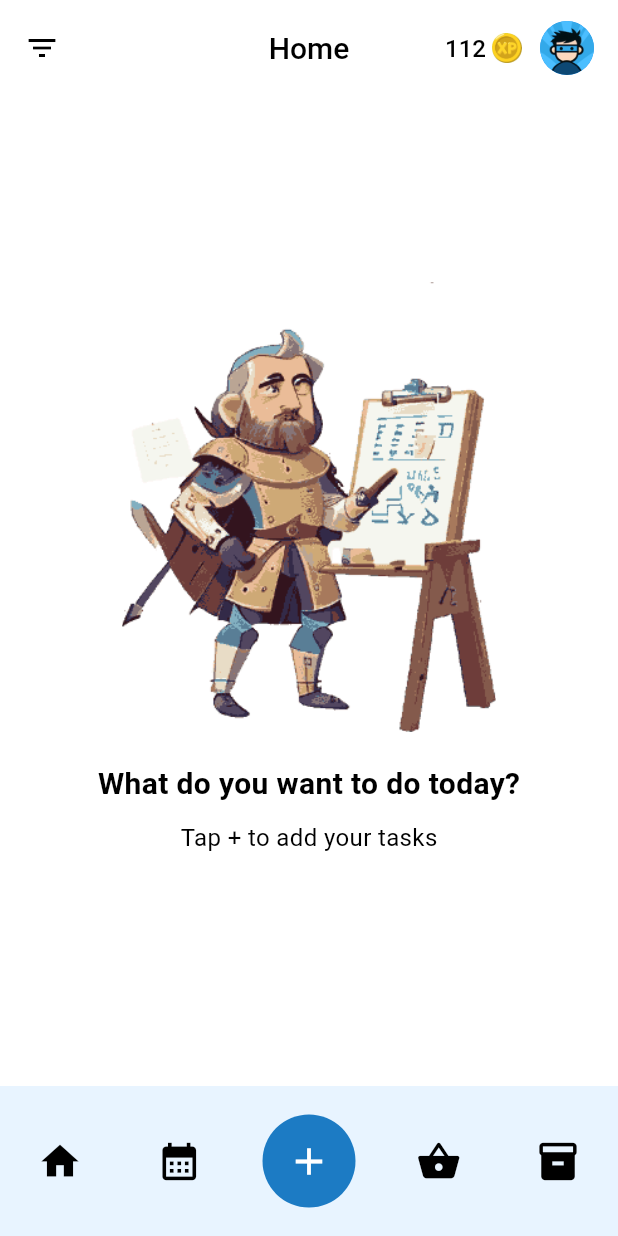
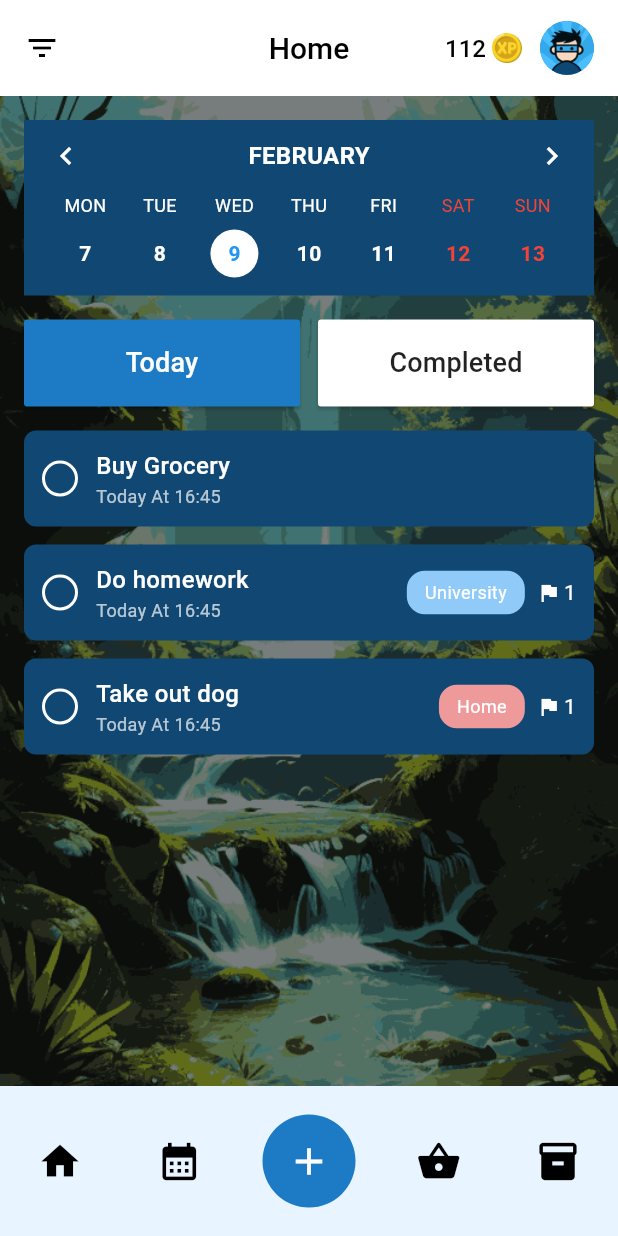
Before and after one commit to JosimCoussens/taskhero, a Flutter app: the HomePage screen opened directly, after a tap on the "calendar month" icon, on a phone screen of 412 x 824 dp. Run offline on Flutter 3.47's test engine with Material 3 defaults, Android fonts, the phone set to English and light mode, and no system bars; our stand-ins replace flutter_svg, syncfusion_flutter_datepicker.

Commit message:
Adding calendar page and adjusting bottom_app_bar to navigate correctly.

```diff
--- a/lib/components/bottom_app_bar/bottom_app_bar.dart
+++ b/lib/components/bottom_app_bar/bottom_app_bar.dart
@@ -1,6 +1,8 @@
 import 'package:flutter/material.dart';
 import 'package:taskhero/components/bottom_app_bar/components/widgets.dart';
 import 'package:taskhero/constants.dart';
+import 'package:taskhero/pages/calendar_page.dart';
+import 'package:taskhero/pages/home_page.dart';
 import 'windows/categories_window.dart';
 import 'windows/difficulty_window.dart';
 import 'windows/priority_window.dart';
@@ -17,12 +19,24 @@ BottomAppBar bottomAppBar(BuildContext context) {
         IconButton(
           icon: const Icon(Icons.home),
           iconSize: mainIconSize,
-          onPressed: (() => {}),
+          onPressed:
+              (() => {
+                Navigator.push(
+                  context,
+                  MaterialPageRoute(builder: (context) => const HomePage()),
+                ),
+              }),
         ),
         IconButton(
           icon: const Icon(Icons.calendar_month),
           iconSize: mainIconSize,
-          onPressed: (() => {}),
+          onPressed:
+              (() => {
+                Navigator.push(
+                  context,
+                  MaterialPageRoute(builder: (context) => const CalendarPage()),
+                ),
+              }),
         ),
         addTaskIcon(context, mainIconSize),
         IconButton(
--- a/lib/components/bottom_app_bar/windows/categories_window.dart
+++ b/lib/components/bottom_app_bar/windows/categories_window.dart
@@ -1,7 +1,6 @@
 import 'package:flutter/material.dart';
 import 'package:taskhero/components/bottom_app_bar/components/widgets.dart';
 import 'package:taskhero/components/bottom_app_bar/windows/create_category_window.dart';
-import 'package:taskhero/constants.dart';
 
 Future<dynamic> showCategories(BuildContext context) {
   // Define selectedCategory outside the builder to persist between rebuilds
--- /dev/null
+++ b/lib/pages/calendar_page.dart
@@ -0,0 +1,294 @@
+import 'package:flutter/material.dart';
+import 'package:taskhero/components/bottom_app_bar/bottom_app_bar.dart';
+import 'package:taskhero/constants.dart';
+import 'package:taskhero/pages/home_page.dart';
+
+class CalendarPage extends StatefulWidget {
+  const CalendarPage({super.key});
+
+  @override
+  CalendarPageState createState() => CalendarPageState();
+}
+
+class CalendarPageState extends State<CalendarPage> {
+  int selectedIndex = 0;
+  @override
+  Widget build(BuildContext context) {
+    return Scaffold(
+      appBar: header(),
+      body: showContent(),
+      bottomNavigationBar: bottomAppBar(context),
+    );
+  }
+
+  Container showContent() {
+    return Container(
+      decoration: BoxDecoration(
+        image: DecorationImage(
+          image: AssetImage('assets/images/waterfall.png'),
+          colorFilter: ColorFilter.mode(
+            Colors.black.withValues(alpha: 0.5),
+            BlendMode.darken,
+          ),
+          fit: BoxFit.cover,
+        ),
+      ),
+      child: Padding(
+        padding: const EdgeInsets.all(16),
+        child: Column(
+          spacing: 16,
+          children: [
+            _showCalendarHeader(),
+            _showActionButtons(),
+            _showTaskList(),
+          ],
+        ),
+      ),
+    );
+  }
+
+  Container _showCalendarHeader() {
+    return Container(
+      color: AppColors.primary, // Deep blue
+      padding: const EdgeInsets.symmetric(vertical: 12, horizontal: 16),
+      child: Column(
+        children: [
+          Row(
+            mainAxisAlignment: MainAxisAlignment.spaceBetween,
+            children: const [
+              Icon(Icons.chevron_left, color: Colors.white),
+              Text(
+                'FEBRUARY',
+                style: TextStyle(
+                  color: Colors.white,
+                  fontWeight: FontWeight.bold,
+                  fontSize: 16,
+                ),
+              ),
+              Icon(Icons.chevron_right, color: Colors.white),
+            ],
+          ),
+          const SizedBox(height: 12),
+          Row(
+            mainAxisAlignment: MainAxisAlignment.spaceAround,
+            children: [
+              _buildDayColumn('MON', '7', false, false),
+              _buildDayColumn('TUE', '8', false, false),
+              _buildDayColumn('WED', '9', true, false), // Selected
+              _buildDayColumn('THU', '10', false, false),
+              _buildDayColumn('FRI', '11', false, false),
+              _buildDayColumn('SAT', '12', false, true), // Weekend
+              _buildDayColumn('SUN', '13', false, true), // Weekend
+            ],
+          ),
+        ],
+      ),
+    );
+  }
+
+  Expanded _showTaskList() {
+    return Expanded(
+      child: ListView(
+        children: [
+          _buildTaskItem('Buy Grocery', '16:45', null, null),
+          const SizedBox(height: 12),
+          _buildTaskItem(
+            'Do homework',
+            '16:45',
+            'University',
+            Colors.blue.shade200,
+            priority: 1,
+          ),
+          const SizedBox(height: 12),
+          _buildTaskItem(
+            'Take out dog',
+            '16:45',
+            'Home',
+            Colors.red.shade200,
+            priority: 1,
+          ),
+        ],
+      ),
+    );
+  }
+
+  Row _showActionButtons() {
+    return Row(
+      children: [
+        Expanded(
+          child: ElevatedButton(
+            onPressed: () {
+              setState(() {
+                selectedIndex = 0;
+              });
+            },
+            style: ElevatedButton.styleFrom(
+              padding: const EdgeInsets.symmetric(vertical: 16),
+              backgroundColor:
+                  selectedIndex == 0 ? AppColors.primaryLight : Colors.white,
+              shape: RoundedRectangleBorder(
+                borderRadius: BorderRadius.circular(2),
+              ),
+            ),
+            child: Text(
+              'Today',
+              style: TextStyle(
+                color: selectedIndex == 0 ? Colors.white : Colors.black87,
+                fontSize: 18,
+              ),
+            ),
+          ),
+        ),
+        const SizedBox(width: 12),
+        Expanded(
+          child: ElevatedButton(
+            onPressed: () {
+              setState(() {
+                selectedIndex = 1;
+              });
+            },
+            style: ElevatedButton.styleFrom(
+              padding: const EdgeInsets.symmetric(vertical: 16),
+              backgroundColor:
+                  selectedIndex == 1 ? AppColors.primaryLight : Colors.white,
+              shape: RoundedRectangleBorder(
+                borderRadius: BorderRadius.circular(2),
+              ),
+            ),
+            child: Text(
+              'Completed',
+              style: TextStyle(
+                color: selectedIndex == 1 ? Colors.white : Colors.black87,
+                fontSize: 18,
+              ),
+            ),
+          ),
+        ),
+      ],
+    );
+  }
+
+  Widget _buildDayColumn(
+    String dayName,
+    String dayNumber,
+    bool isSelected,
+    bool isWeekend,
+  ) {
+    return Column(
+      children: [
+        Text(
+          dayName,
+          style: TextStyle(
+            color: isWeekend ? Colors.red : Colors.white,
+            fontSize: 12,
+          ),
+        ),
+        const SizedBox(height: 8),
+        Container(
+          width: 32,
+          height: 32,
+          decoration: BoxDecoration(
+            shape: BoxShape.circle,
+            color: isSelected ? Colors.white : Colors.transparent,
+          ),
+          child: Center(
+            child: Text(
+              dayNumber,
+              style: TextStyle(
+                color:
+                    isSelected
+                        ? Colors.blue
+                        : (isWeekend ? Colors.red : Colors.white),
+                fontWeight: FontWeight.bold,
+              ),
+            ),
+          ),
+        ),
+      ],
+    );
+  }
+
+  Widget _buildTaskItem(
+    String title,
+    String time,
+    String? category,
+    Color? categoryColor, {
+    int priority = 0,
+  }) {
+    return Container(
+      decoration: BoxDecoration(
+        color: AppColors.primary,
+        borderRadius: BorderRadius.circular(8),
+      ),
+      padding: const EdgeInsets.all(12),
+      child: Row(
+        children: [
+          Container(
+            width: 24,
+            height: 24,
+            decoration: BoxDecoration(
+              shape: BoxShape.circle,
+              border: Border.all(color: Colors.white, width: 2),
+            ),
+          ),
+          const SizedBox(width: 12),
+          Expanded(
+            child: Column(
+              crossAxisAlignment: CrossAxisAlignment.start,
+              children: [
+                Text(
+                  title,
+                  style: const TextStyle(
+                    color: Colors.white,
+                    fontSize: 16,
+                    fontWeight: FontWeight.w500,
+                  ),
+                ),
+                Text(
+                  'Today At $time',
+                  style: TextStyle(
+                    color: Colors.white.withValues(alpha: 0.7),
+                    fontSize: 12,
+                  ),
+                ),
+              ],
+            ),
+          ),
+          if (category != null)
+            Container(
+              padding: const EdgeInsets.symmetric(horizontal: 12, vertical: 6),
+              decoration: BoxDecoration(
+                color: categoryColor,
+                borderRadius: BorderRadius.circular(12),
+              ),
+              child: Text(
+                category,
+                style: const TextStyle(color: Colors.white, fontSize: 12),
+              ),
+            ),
+          if (priority > 0)
+            Padding(
+              padding: const EdgeInsets.only(left: 8),
+              child: Row(
+                children: [
+                  const Icon(Icons.flag, color: Colors.white, size: 16),
+                  const SizedBox(width: 2),
+                  Text(
+                    '$priority',
+                    style: const TextStyle(color: Colors.white),
+                  ),
+                ],
+              ),
+            ),
+        ],
+      ),
+    );
+  }
+}
+
+// Main app for testing
+void main() {
+  runApp(
+    const MaterialApp(debugShowCheckedModeBanner: false, home: CalendarPage()),
+  );
+}
```
